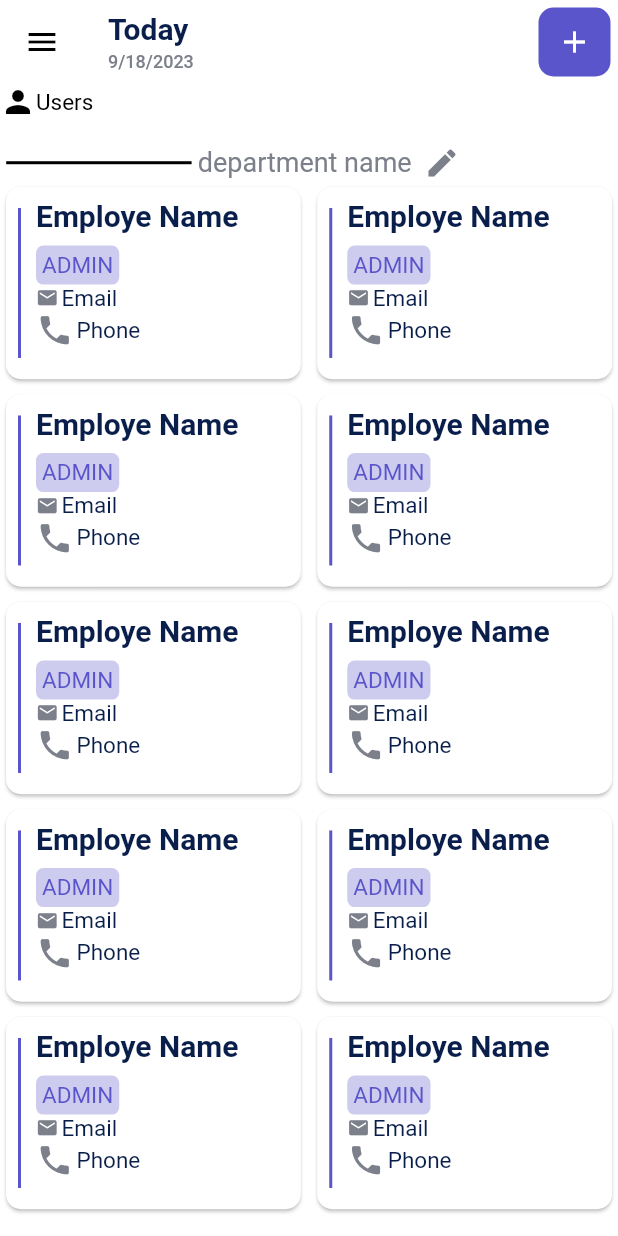
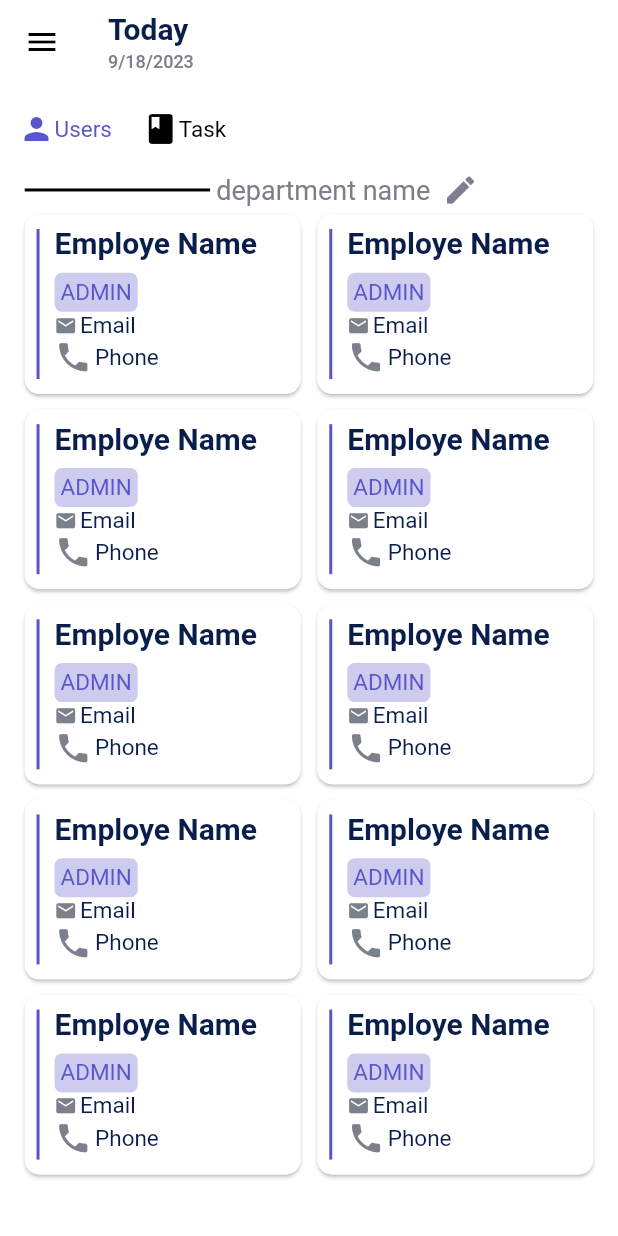
Before and after one commit to MohmaedSobhy/task_managment_app, a Flutter app: the AdminHomeScreen screen opened directly, on a phone screen of 412 x 824 dp. Run offline on Flutter 3.47's test engine with Material 2 defaults, Android fonts, the phone set to English and light mode, and no system bars; our stand-ins replace calendar_timeline, flutter_bloc, flutter_secure_storage, fluttertoast, get, percent_indicator and 1 more; accounts and stored records are empty.

Commit message:
admin cubit

```diff
--- a/lib/feature/Admin Home/controller/admin_cubit.dart
+++ b/lib/feature/Admin Home/controller/admin_cubit.dart
@@ -1,11 +1,16 @@
+import 'package:flutter/material.dart';
 import 'package:flutter_bloc/flutter_bloc.dart';
+import 'package:get/get.dart';
 import 'package:synchronized/synchronized.dart';
+import 'package:task_managment_app/core/color/app_color.dart';
 import '../../Admin%20Home/controller/admin_state.dart';
 
 class AdminCubit extends Cubit<AdminState> {
   static AdminCubit? _adminCubit;
   static final _lock = Lock();
   bool isFirstView = false;
+  Color usersTabColor = AppColor.purble;
+  Color tasksTabColor = Colors.black;
   AdminCubit() : super(AdminInitial());
 
   static AdminCubit get(context) {
@@ -18,6 +23,14 @@ class AdminCubit extends Cubit<AdminState> {
   }
 
   void changeTabView() {
+    if (isFirstView == false) {
+      usersTabColor = Colors.black;
+      tasksTabColor = AppColor.purble;
+    } else {
+      usersTabColor = AppColor.purble;
+      tasksTabColor = Colors.black;
+    }
+    isFirstView = !isFirstView;
     emit(ChangeTabState());
   }
 }
--- a/lib/feature/Admin Home/screen/admin_home_screen.dart
+++ b/lib/feature/Admin Home/screen/admin_home_screen.dart
@@ -1,7 +1,5 @@
 import 'package:flutter/material.dart';
 import 'package:flutter_bloc/flutter_bloc.dart';
-
-import '../../../core/color/app_color.dart';
 import '../../../core/widgets/custome_header_date.dart';
 import '../../Admin%20Home/controller/admin_cubit.dart';
 import '../../Admin%20Home/controller/admin_state.dart';
@@ -22,7 +20,12 @@ class AdminHomeScreen extends StatelessWidget {
       builder: (context, state) {
         return Scaffold(
           key: _scaffoldKey,
-          appBar: AppBar(
+          appBar: PreferredSize(
+            preferredSize: Size(
+              double.infinity,
+              MediaQuery.sizeOf(context).height * 0.07,
+            ),
+            child: AppBar(
               backgroundColor: Colors.white,
               elevation: 0.0,
               leading: Builder(builder: (context) {
@@ -37,47 +40,38 @@ class AdminHomeScreen extends StatelessWidget {
                 );
               }),
               title: const CustomeDate(date: "9/18/2023"),
-            actions: [
-              Padding(
-                padding: const EdgeInsets.all(5.0),
-                child: Container(
-                  decoration: BoxDecoration(
-                    color: AppColor.purble,
-                    borderRadius: BorderRadius.circular(10),
             ),
-                  child: IconButton(
-                    onPressed: () {},
-                    icon: const Icon(
-                      Icons.add,
-                      color: Colors.white,
-                    ),
-                  ),
-                ),
-              ),
-            ],
           ),
           backgroundColor: Colors.white,
           drawer: const AdminDrawer(userName: "Mohamed Sobhy"),
-          body: Column(
+          body: Padding(
+            padding: EdgeInsets.symmetric(
+              horizontal: MediaQuery.sizeOf(context).width * 0.03,
+            ),
+            child: Column(
               children: [
+                SizedBox(
+                  height: MediaQuery.sizeOf(context).height * 0.02,
+                ),
                 const CustomTabBar(),
                 SizedBox(
                   height: MediaQuery.sizeOf(context).height * 0.02,
                 ),
                 Visibility(
-                visible: AdminCubit.get(context).isClosed == false,
+                  visible: AdminCubit.get(context).isFirstView == false,
                   child: const Expanded(
                     child: DepartmentNameView(),
                   ),
                 ),
                 Visibility(
-                visible: AdminCubit.get(context).isClosed == true,
+                  visible: AdminCubit.get(context).isFirstView == true,
                   child: const Expanded(
                     child: AllTaskViews(),
                   ),
                 ),
               ],
             ),
+          ),
         );
       },
     );
--- a/lib/feature/Admin Home/view/taped_bar_.dart
+++ b/lib/feature/Admin Home/view/taped_bar_.dart
@@ -15,16 +15,23 @@ class CustomTabBar extends StatelessWidget {
         return Row(
           children: [
             TapedIcon(
-              color: Colors.black,
+              color: AdminCubit.get(context).usersTabColor,
               txt: "Users",
               icon: Icons.person,
               onTap: () {
-                print("hello");
                 AdminCubit.get(context).changeTabView();
               },
             ),
             SizedBox(
-              width: MediaQuery.sizeOf(context).width * 0.01,
+              width: MediaQuery.sizeOf(context).width * 0.05,
+            ),
+            TapedIcon(
+              color: AdminCubit.get(context).tasksTabColor,
+              txt: "Task",
+              icon: Icons.book,
+              onTap: () {
+                AdminCubit.get(context).changeTabView();
+              },
             ),
           ],
         );
```
Lines whose indentation alone changed are shown as unchanged.
